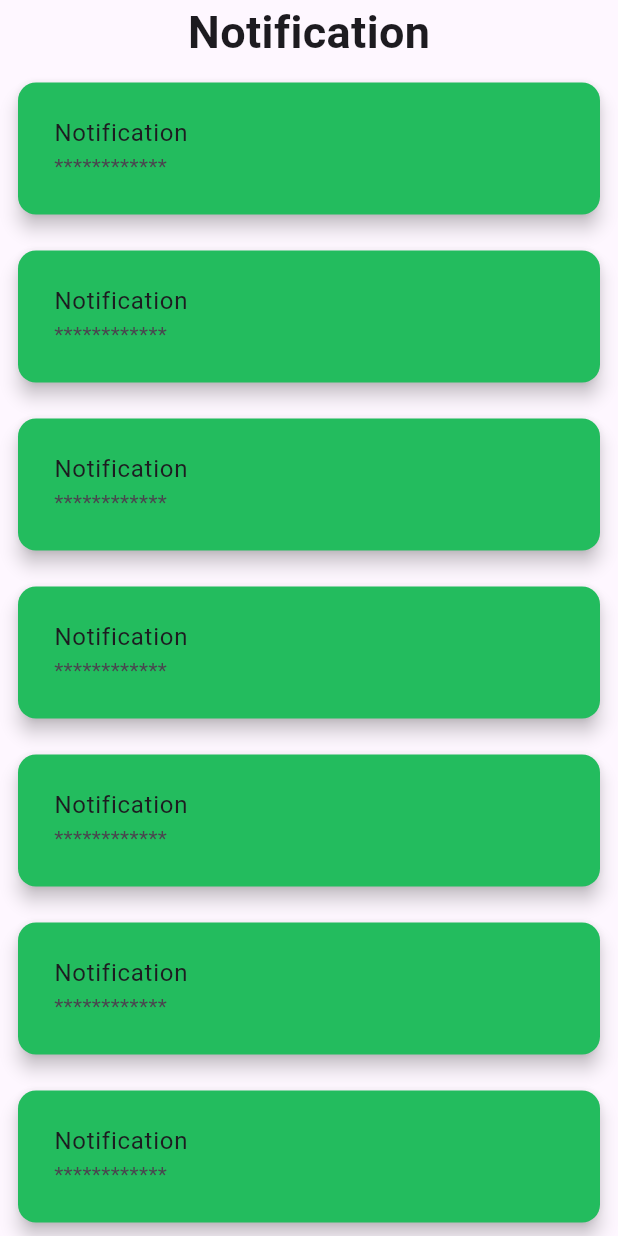
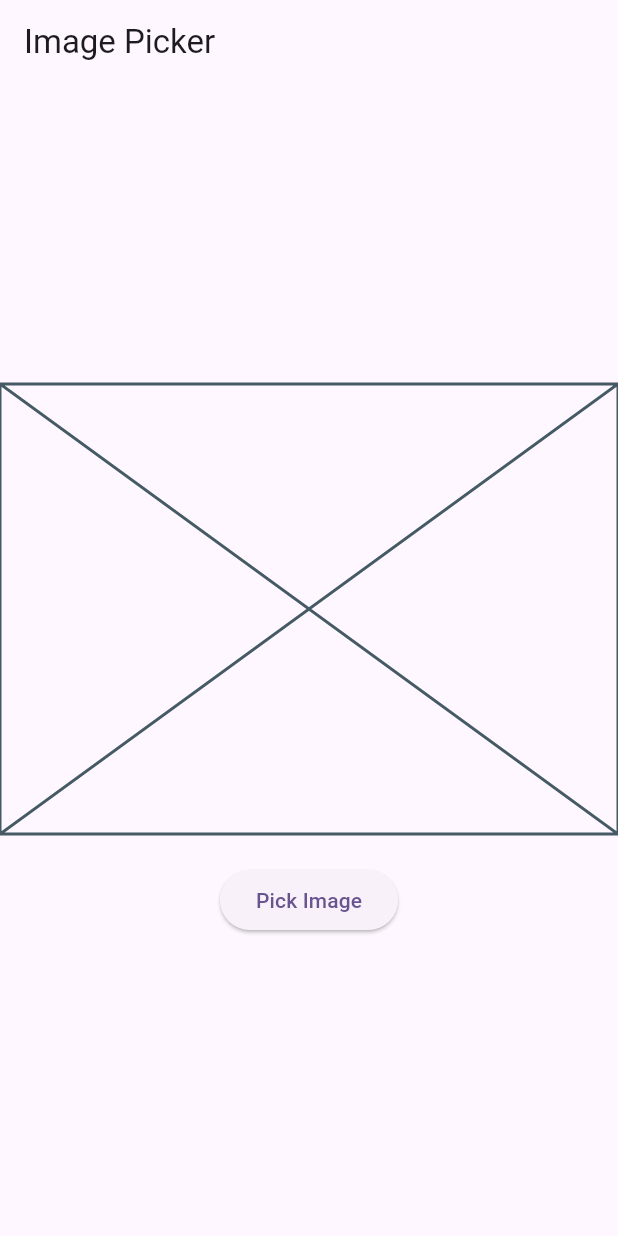
Before and after one commit to abimariyam21/talent-hub, a Flutter app: the screen it shows after launch, on a phone screen of 412 x 824 dp. Run offline on Flutter 3.47's test engine with Material 3 defaults, Android fonts, the light colour scheme and no system bars; our stand-ins replace flutter_rating_bar, image_picker.

Commit message:
1st cmmit

```diff
--- /dev/null
+++ b/lib/imagepicker.dart
@@ -0,0 +1,49 @@
+import 'package:flutter/material.dart';
+import 'package:image_picker/image_picker.dart';
+
+class ImagePickerPage extends StatefulWidget {
+  @override
+  _ImagePickerPageState createState() => _ImagePickerPageState();
+}
+
+class _ImagePickerPageState extends State<ImagePickerPage> {
+  String? _imageUrl;
+
+  Future<void> _pickImage() async {
+    final picker = ImagePicker();
+    final pickedFile = await picker.pickImage(source: ImageSource.gallery);
+
+    if (pickedFile != null) {
+      setState(() {
+        _imageUrl = pickedFile.path;
+      });
+    }
+  }
+
+  @override
+  Widget build(BuildContext context) {
+    return Scaffold(
+      appBar: AppBar(
+        title: Text('Image Picker'),
+      ),
+      body: Center(
+        child: Column(
+          mainAxisAlignment: MainAxisAlignment.center,
+          children: [
+            _imageUrl != null
+                ? Image.network(_imageUrl!, width: 300, height: 300)
+                : Placeholder(
+                    fallbackHeight: 300,
+                    fallbackWidth: 300,
+                  ),
+            SizedBox(height: 20),
+            ElevatedButton(
+              onPressed: _pickImage,
+              child: Text('Pick Image'),
+            ),
+          ],
+        ),
+      ),
+    );
+  }
+}
--- a/lib/main.dart
+++ b/lib/main.dart
@@ -1,16 +1,16 @@
-import 'dart:html';
+
 
 import 'package:flutter/material.dart';
 import 'package:flutter_application_1/add.dart';
 import 'package:flutter_application_1/home.dart';
 import 'package:flutter_application_1/home0.dart';
+import 'package:flutter_application_1/imagepicker.dart';
 import 'package:flutter_application_1/list.dart';
 import 'package:flutter_application_1/login.dart';
 import 'package:flutter_application_1/notification.dart';
 import 'package:flutter_application_1/page1.dart';
 import 'package:flutter_application_1/profile.dart';
 import 'package:flutter_application_1/rating.dart';
-import 'package:flutter_application_1/sample.dart';
 
 void main() {
   runApp(const MyApp());
@@ -25,25 +25,11 @@ class MyApp extends StatelessWidget {
     return MaterialApp(
       title: 'Flutter Demo',
       theme: ThemeData(
-        // This is the theme of your application.
-        //
-        // TRY THIS: Try running your application with "flutter run". You'll see
-        // the application has a purple toolbar. Then, without quitting the app,
-        // try changing the seedColor in the colorScheme below to Colors.green
-        // and then invoke "hot reload" (save your changes or press the "hot
-        // reload" button in a Flutter-supported IDE, or press "r" if you used
-        // the command line to start the app).
-        //
-        // Notice that the counter didn't reset back to zero; the application
-        // state is not lost during the reload. To reset the state, use hot
-        // restart instead.
-        //
-        // This works for code too, not just values: Most code changes can be
-        // tested with just a hot reload.
+
         colorScheme: ColorScheme.fromSeed(seedColor: Colors.deepPurple),
         useMaterial3: true,
       ),
-      home: Sample(),
+      home: ImagePickerPage(),
     );
   }
 }
```
Also changed, not shown: pubspec.yaml (+5 -13 lines), lib/login.dart (line endings or trailing spaces), pubspec.lock, 5 other files.
